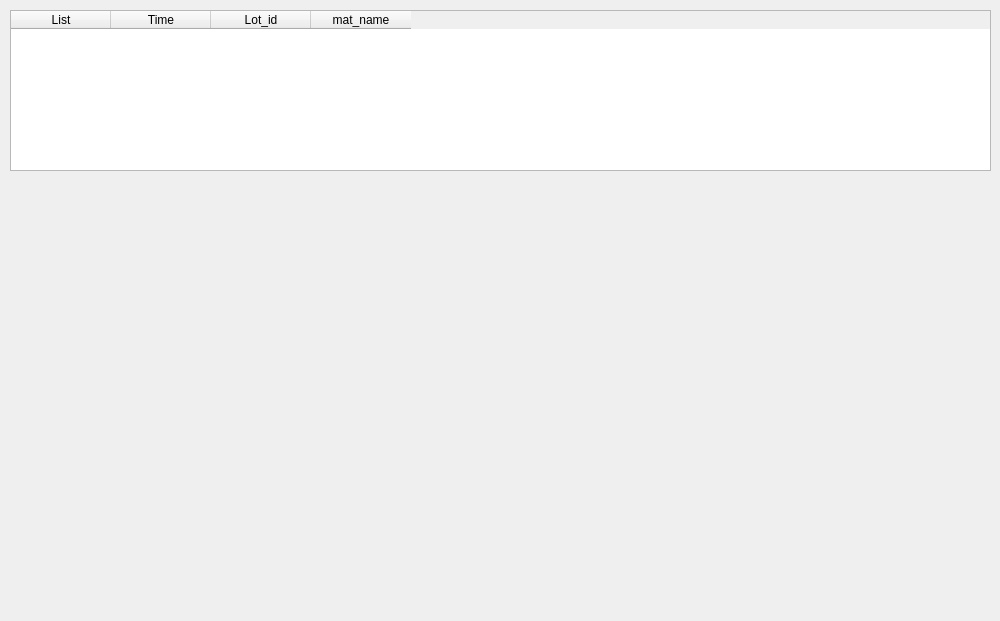
This is hanile_log_main.ui in kimbakcho/FABWI as Qt 5 draws it before an edit. The edited form follows.
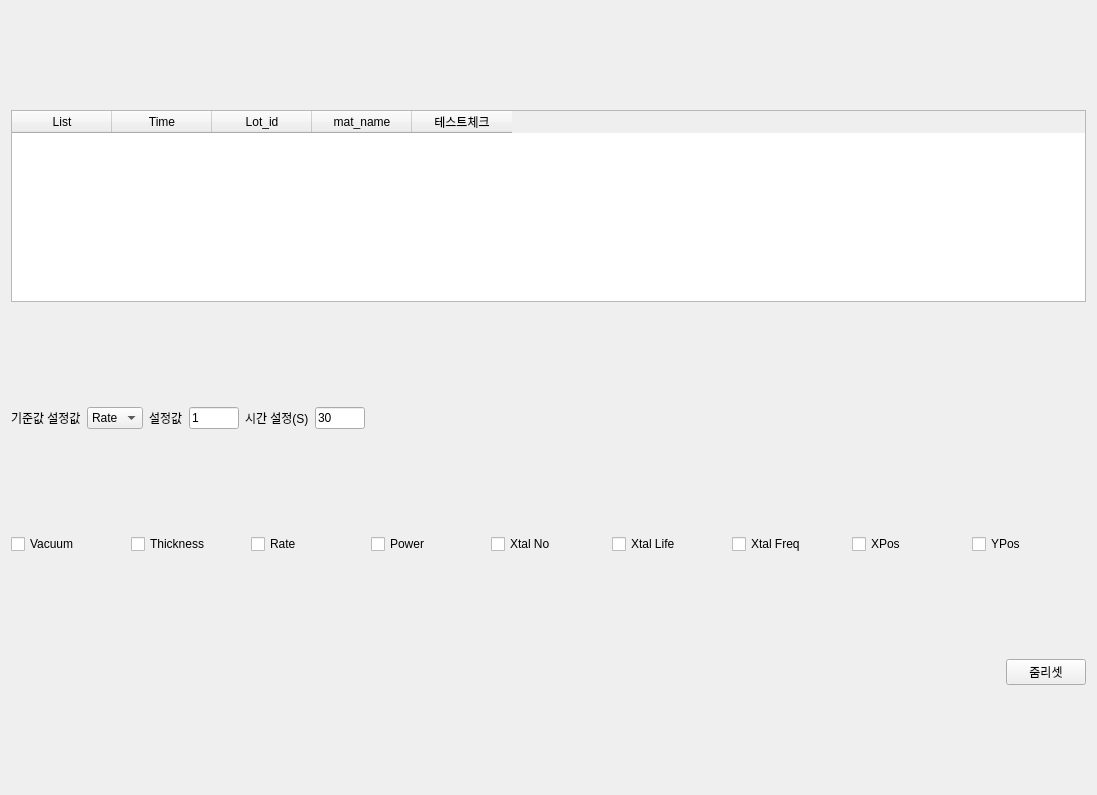
This is the edited form.

```diff
--- a/hanile_log_main.ui
+++ b/hanile_log_main.ui
@@ -6,8 +6,8 @@
    <rect>
     <x>0</x>
     <y>0</y>
-    <width>1000</width>
-    <height>621</height>
+    <width>1097</width>
+    <height>795</height>
    </rect>
   </property>
   <property name="acceptDrops">
@@ -16,36 +16,228 @@
   <property name="windowTitle">
    <string>Form</string>
   </property>
-  <widget class="QTableWidget" name="item_table">
-   <property name="geometry">
-    <rect>
-     <x>10</x>
-     <y>10</y>
-     <width>981</width>
-     <height>161</height>
-    </rect>
-   </property>
-   <column>
-    <property name="text">
-     <string>List</string>
-    </property>
-   </column>
-   <column>
-    <property name="text">
-     <string>Time</string>
-    </property>
-   </column>
-   <column>
-    <property name="text">
-     <string>Lot_id</string>
-    </property>
-   </column>
-   <column>
-    <property name="text">
-     <string>mat_name</string>
-    </property>
-   </column>
-  </widget>
+  <layout class="QGridLayout" name="gridLayout">
+   <item row="1" column="0">
+    <layout class="QHBoxLayout" name="horizontalLayout">
+     <item>
+      <widget class="QLabel" name="label_2">
+       <property name="sizePolicy">
+        <sizepolicy hsizetype="Preferred" vsizetype="Maximum">
+         <horstretch>0</horstretch>
+         <verstretch>0</verstretch>
+        </sizepolicy>
+       </property>
+       <property name="text">
+        <string>기준값 설정값</string>
+       </property>
+      </widget>
+     </item>
+     <item>
+      <widget class="QComboBox" name="MCB_standard">
+       <item>
+        <property name="text">
+         <string>Rate</string>
+        </property>
+       </item>
+      </widget>
+     </item>
+     <item>
+      <widget class="QLabel" name="label">
+       <property name="sizePolicy">
+        <sizepolicy hsizetype="Preferred" vsizetype="Maximum">
+         <horstretch>0</horstretch>
+         <verstretch>0</verstretch>
+        </sizepolicy>
+       </property>
+       <property name="text">
+        <string>설정값</string>
+       </property>
+      </widget>
+     </item>
+     <item>
+      <widget class="QLineEdit" name="LE_standard_value">
+       <property name="maximumSize">
+        <size>
+         <width>50</width>
+         <height>16777215</height>
+        </size>
+       </property>
+       <property name="text">
+        <string>1</string>
+       </property>
+      </widget>
+     </item>
+     <item>
+      <widget class="QLabel" name="label_3">
+       <property name="sizePolicy">
+        <sizepolicy hsizetype="Preferred" vsizetype="Maximum">
+         <horstretch>0</horstretch>
+         <verstretch>0</verstretch>
+        </sizepolicy>
+       </property>
+       <property name="text">
+        <string>시간 설정(S)</string>
+       </property>
+      </widget>
+     </item>
+     <item>
+      <widget class="QLineEdit" name="LE_standard_time">
+       <property name="maximumSize">
+        <size>
+         <width>50</width>
+         <height>16777215</height>
+        </size>
+       </property>
+       <property name="text">
+        <string>30</string>
+       </property>
+      </widget>
+     </item>
+     <item>
+      <spacer name="horizontalSpacer">
+       <property name="orientation">
+        <enum>Qt::Horizontal</enum>
+       </property>
+       <property name="sizeHint" stdset="0">
+        <size>
+         <width>40</width>
+         <height>20</height>
+        </size>
+       </property>
+      </spacer>
+     </item>
+    </layout>
+   </item>
+   <item row="4" column="0">
+    <layout class="QGridLayout" name="main_log_layout"/>
+   </item>
+   <item row="2" column="0">
+    <layout class="QHBoxLayout" name="horizontalLayout_2">
+     <item>
+      <widget class="QCheckBox" name="checkBox">
+       <property name="text">
+        <string>Vacuum</string>
+       </property>
+      </widget>
+     </item>
+     <item>
+      <widget class="QCheckBox" name="checkBox_2">
+       <property name="text">
+        <string>Thickness</string>
+       </property>
+      </widget>
+     </item>
+     <item>
+      <widget class="QCheckBox" name="MCB_rate">
+       <property name="text">
+        <string>Rate</string>
+       </property>
+      </widget>
+     </item>
+     <item>
+      <widget class="QCheckBox" name="MCB_power">
+       <property name="text">
+        <string>Power</string>
+       </property>
+      </widget>
+     </item>
+     <item>
+      <widget class="QCheckBox" name="checkBox_5">
+       <property name="text">
+        <string>Xtal No</string>
+       </property>
+      </widget>
+     </item>
+     <item>
+      <widget class="QCheckBox" name="checkBox_6">
+       <property name="text">
+        <string>Xtal Life</string>
+       </property>
+      </widget>
+     </item>
+     <item>
+      <widget class="QCheckBox" name="checkBox_7">
+       <property name="text">
+        <string>Xtal Freq</string>
+       </property>
+      </widget>
+     </item>
+     <item>
+      <widget class="QCheckBox" name="checkBox_8">
+       <property name="text">
+        <string>XPos</string>
+       </property>
+      </widget>
+     </item>
+     <item>
+      <widget class="QCheckBox" name="checkBox_9">
+       <property name="text">
+        <string>YPos</string>
+       </property>
+      </widget>
+     </item>
+    </layout>
+   </item>
+   <item row="0" column="0">
+    <widget class="QTableWidget" name="item_table">
+     <property name="sizePolicy">
+      <sizepolicy hsizetype="Expanding" vsizetype="Maximum">
+       <horstretch>0</horstretch>
+       <verstretch>0</verstretch>
+      </sizepolicy>
+     </property>
+     <column>
+      <property name="text">
+       <string>List</string>
+      </property>
+     </column>
+     <column>
+      <property name="text">
+       <string>Time</string>
+      </property>
+     </column>
+     <column>
+      <property name="text">
+       <string>Lot_id</string>
+      </property>
+     </column>
+     <column>
+      <property name="text">
+       <string>mat_name</string>
+      </property>
+     </column>
+     <column>
+      <property name="text">
+       <string>테스트체크</string>
+      </property>
+     </column>
+    </widget>
+   </item>
+   <item row="3" column="0">
+    <layout class="QHBoxLayout" name="horizontalLayout_3">
+     <item>
+      <spacer name="horizontalSpacer_2">
+       <property name="orientation">
+        <enum>Qt::Horizontal</enum>
+       </property>
+       <property name="sizeHint" stdset="0">
+        <size>
+         <width>40</width>
+         <height>20</height>
+        </size>
+       </property>
+      </spacer>
+     </item>
+     <item>
+      <widget class="QPushButton" name="MZ_reset_btn">
+       <property name="text">
+        <string>줌리셋</string>
+       </property>
+      </widget>
+     </item>
+    </layout>
+   </item>
+  </layout>
  </widget>
  <resources/>
  <connections/>
```
